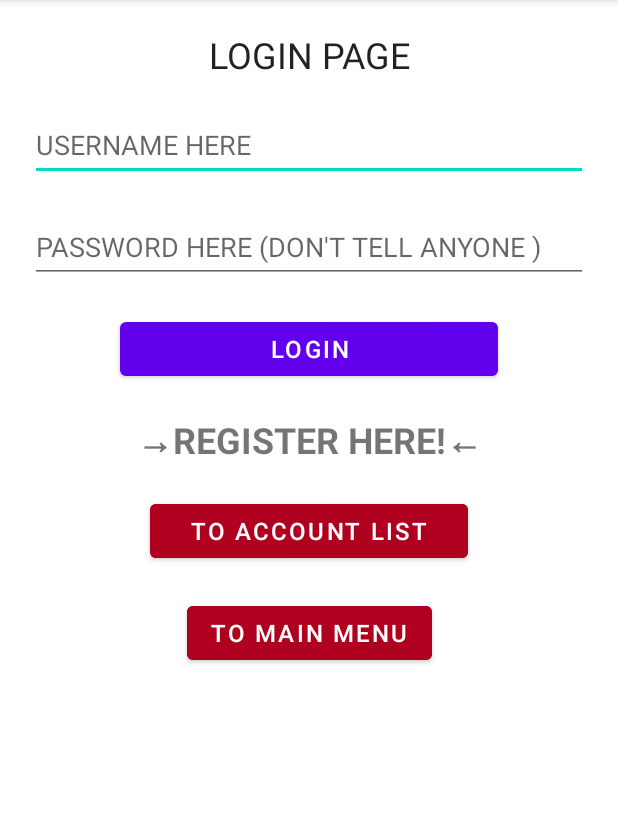
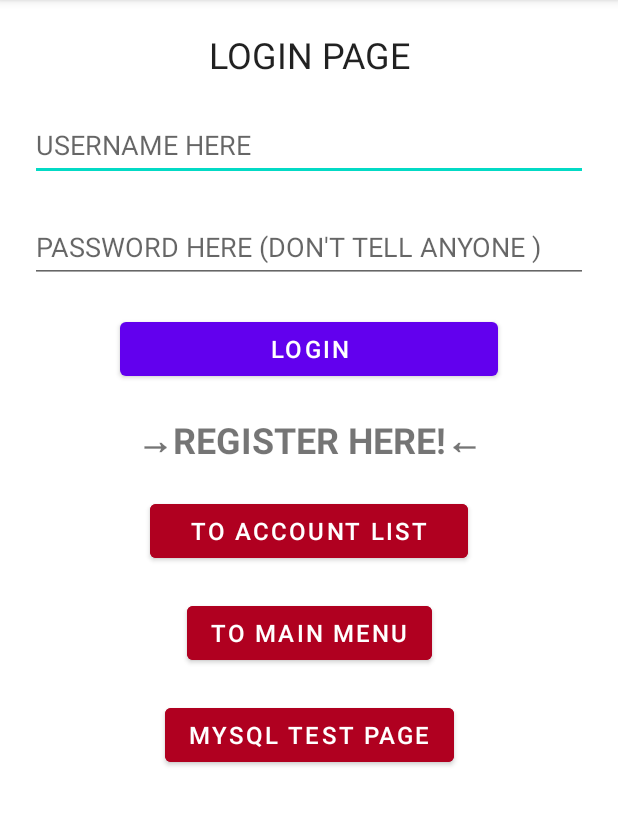
Before and after one commit to BobLynn/FinLis-2.0-App, an Android app: the screen it shows after launch (LoginAccountActivity), on a phone screen of 412 x 824 dp, the part 84-910 px from its top. Run offline under Robolectric (Android 15) with nearby library versions, the phone set to English and light mode, and no system bars.

Commit message:
MySQL test updated.

```diff
--- a/app/src/main/java/com/example/finlis_20_app/DelphpClass.java
+++ b/app/src/main/java/com/example/finlis_20_app/DeletePhpClass.java
@@ -11,15 +11,16 @@ import com.google.firebase.crashlytics.buildtools.reloc.org.apache.http.protocol
 
 import java.util.ArrayList;
 
-public class DelphpClass {
+public class DeletePhpClass {
 
     private static HttpClient hC;
     private static HttpPost hP;
 
     public static void deleting (String[] i,String Wcook, String url) {
+
         try {
             hC = new DefaultHttpClient();
-            hP = new HttpPost(url + "/del_text1.php");
+            hP = new HttpPost(url + "/Delete_text1.php");
             System.out.println("是否取得cookie = " + Wcook);
             hP.addHeader("Cookie", Wcook +
                     ";expires = Mon, 02-Feb-112 17:18:19 GMT; path = / ");
--- a/app/src/main/java/com/example/finlis_20_app/LoginAccountActivity.java
+++ b/app/src/main/java/com/example/finlis_20_app/LoginAccountActivity.java
@@ -14,8 +14,6 @@ import android.widget.EditText;
 import android.widget.TextView;
 import android.widget.Toast;
 
-import io.grpc.internal.SharedResourceHolder;
-
 public class LoginAccountActivity extends AppCompatActivity implements View.OnClickListener{
 
     EditText loginUsername;
@@ -25,6 +23,7 @@ public class LoginAccountActivity extends AppCompatActivity implements View.OnCl
     Button accountmainButton;
     TextView tvToRegister;
     Button toMainMenuButton;
+    Button toMySQLButton;
 
 
     @Override
@@ -51,6 +50,10 @@ public class LoginAccountActivity extends AppCompatActivity implements View.OnCl
 //        到主畫面按鈕
         toMainMenuButton = (Button) findViewById(R.id.toMainMenuButton);
         toMainMenuButton.setOnClickListener(this);
+
+//        MySQL測試界面按鈕
+        toMySQLButton = (Button)findViewById(R.id.toMySQLButton);
+        toMySQLButton.setOnClickListener(this);
     }
 
 //    按鈕效果副函式
@@ -94,18 +97,30 @@ public class LoginAccountActivity extends AppCompatActivity implements View.OnCl
 
                 break;
 
+            //(TextView)進入註冊界面按鈕
             case R.id.tvToRegister:
                 startActivity(new Intent(this, RegisterAccountActivity.class));
+                Toast.makeText(this, "Insert ID and PW to finish registration!!", Toast.LENGTH_SHORT).show();
                 break;
 
+            //(Button)進入賬戶資料庫界面按鈕
             case R.id.accountmainButton:
                 startActivity(new Intent(this, MainAccountActivity.class));
                 Toast.makeText(this, "Magic in the air!", Toast.LENGTH_SHORT).show();
                 break;
 
+            //(Button)進入主畫面按鈕
             case R.id.toMainMenuButton:
                 startActivity(new Intent(this, MainActivity.class));
                 Toast.makeText(this, "Magic in the air!", Toast.LENGTH_SHORT).show();
+                break;
+
+            //(Buuton)進入MySQL測試界面按鈕
+            case R.id.toMySQLButton:
+                startActivity(new Intent(this, MySQLTestActivity.class));
+                Toast.makeText(this, "Magic in the air!", Toast.LENGTH_SHORT).show();
+                break;
+
         }
     }
 }
--- a/app/src/main/res/layout/activity_login.xml
+++ b/app/src/main/res/layout/activity_login.xml
@@ -109,4 +109,16 @@
         app:layout_constraintStart_toStartOf="parent"
         app:layout_constraintTop_toBottomOf="@+id/accountmainButton" />
 
+    <Button
+        android:id="@+id/toMySQLButton"
+        android:layout_width="wrap_content"
+        android:layout_height="wrap_content"
+        android:layout_marginTop="20dp"
+        android:backgroundTint="#B00020"
+        android:text="mysql test page"
+        android:textSize="16sp"
+        app:layout_constraintEnd_toEndOf="parent"
+        app:layout_constraintStart_toStartOf="parent"
+        app:layout_constraintTop_toBottomOf="@+id/toMainMenuButton" />
+
 </androidx.constraintlayout.widget.ConstraintLayout>
```
Also changed, not shown: app/src/main/java/com/example/finlis_20_app/InsertPhpClass.java (renamed from app/src/main/java/com/example/finlis_20_app/UpphpClass.java, +15 -12 lines), app/src/main/java/com/example/finlis_20_app/MySQLTestActivity.java (+35 -33 lines), app/src/main/java/com/example/finlis_20_app/UpdatePhpClass.java (renamed from app/src/main/java/com/example/finlis_20_app/InsertphpClass.java, +12 -13 lines).
